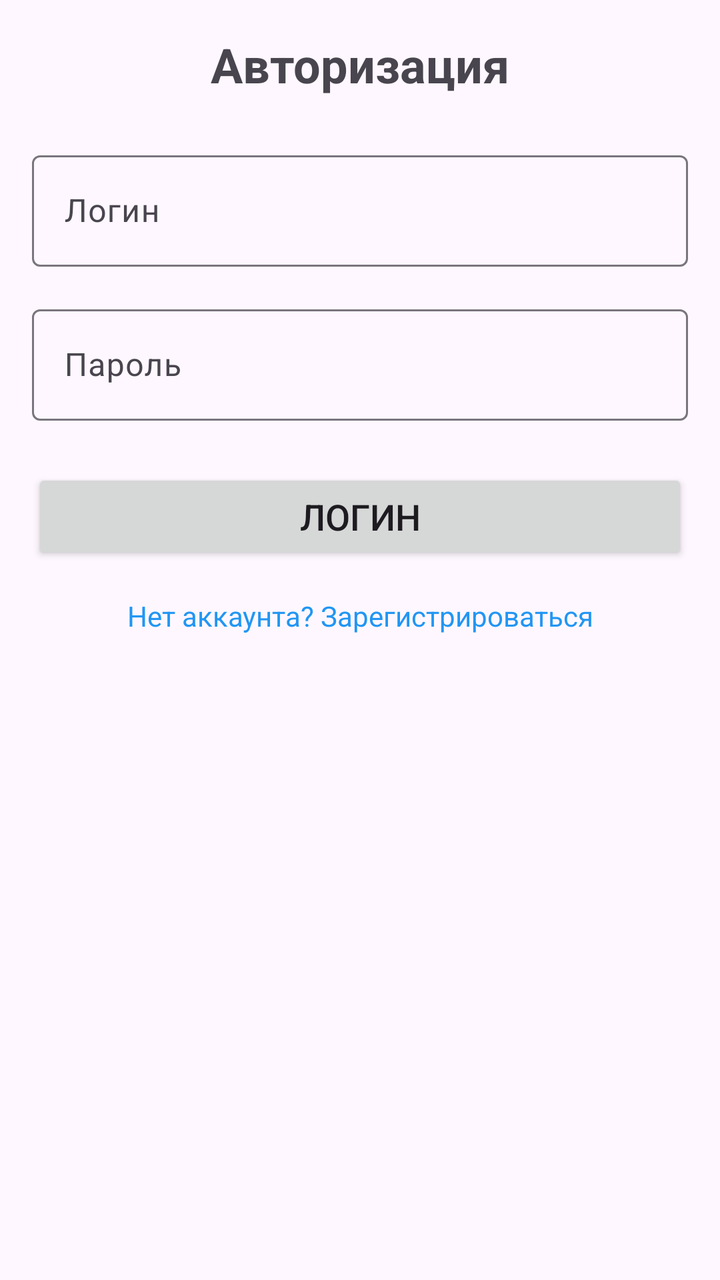
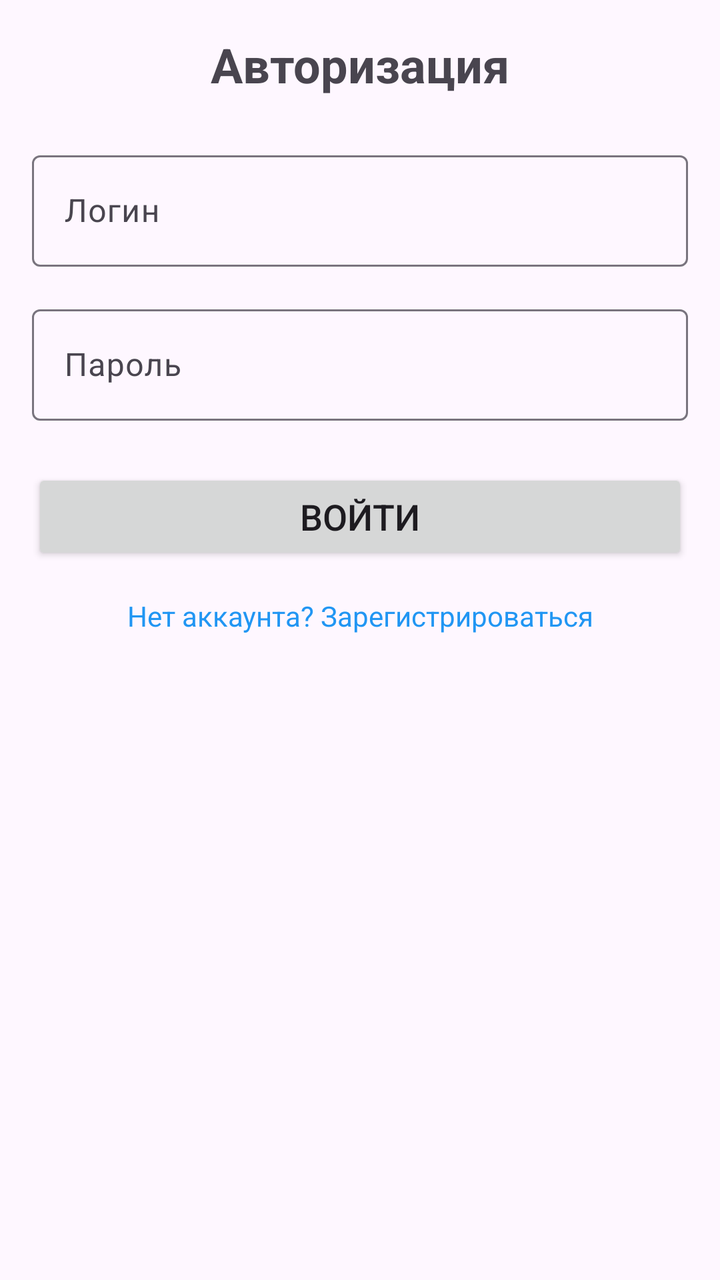

Two renders of the same Android screen: before a commit and after it. Below are the layout's source before the change and the commit's diff.
<!-- AndroidManifest.xml: application theme Theme.First_Aid -->
<!-- res/layout/activity_login.xml -->
<?xml version="1.0" encoding="utf-8"?>
<ScrollView xmlns:android="http://schemas.android.com/apk/res/android"
    android:layout_width="match_parent"
    android:layout_height="match_parent"
    android:padding="16dp">

    <LinearLayout
        android:layout_width="match_parent"
        android:layout_height="wrap_content"
        android:orientation="vertical">

        <TextView
            android:layout_width="match_parent"
            android:layout_height="wrap_content"
            android:text="@string/authorization"
            android:textSize="24sp"
            android:textStyle="bold"
            android:gravity="center"
            android:layout_marginBottom="24dp" />

        <com.google.android.material.textfield.TextInputLayout
            android:layout_width="match_parent"
            android:layout_height="wrap_content"
            android:layout_marginBottom="16dp">

            <com.google.android.material.textfield.TextInputEditText
                android:id="@+id/etLogin"
                android:layout_width="match_parent"
                android:layout_height="wrap_content"
                android:hint="@string/login"
                android:inputType="text" />

        </com.google.android.material.textfield.TextInputLayout>

        <com.google.android.material.textfield.TextInputLayout
            android:layout_width="match_parent"
            android:layout_height="wrap_content"
            android:layout_marginBottom="24dp">

            <com.google.android.material.textfield.TextInputEditText
                android:id="@+id/etPassword"
                android:layout_width="match_parent"
                android:layout_height="wrap_content"
                android:hint="@string/password"
                android:inputType="textPassword" />

        </com.google.android.material.textfield.TextInputLayout>

        <Button
            android:id="@+id/btnLogin"
            android:layout_width="match_parent"
            android:layout_height="wrap_content"
            android:text="@string/login"
            android:textSize="18sp"
            android:layout_marginBottom="16dp" />

        <TextView
            android:id="@+id/tvRegisterLink"
            android:layout_width="match_parent"
            android:layout_height="wrap_content"
            android:text="@string/dont_have_account_register"
            android:gravity="center"
            android:textColor="@color/blue"
            android:clickable="true" />

    </LinearLayout>
</ScrollView>
<!-- resources referenced by this layout -->
<resources>
  <color name="blue">#2196F3</color>
  <string name="authorization">Авторизация</string>
  <string name="dont_have_account_register">Нет аккаунта? Зарегистрироваться</string>
  <string name="login">Логин</string>
  <string name="password">Пароль</string>
  <style name="Theme.First_Aid" parent="Base.Theme.First_Aid" />
  <style name="Base.Theme.First_Aid" parent="Theme.Material3.DayNight.NoActionBar">
          
          
      </style>
</resources>

<!-- the commit's change to res/layout/activity_login.xml (unified diff, before → after) -->
@@ -50,7 +50,7 @@
             android:id="@+id/btnLogin"
             android:layout_width="match_parent"
             android:layout_height="wrap_content"
-            android:text="@string/login"
+            android:text="@string/login_button"
             android:textSize="18sp"
             android:layout_marginBottom="16dp" />
 
@@ -58,6 +58,7 @@
             android:id="@+id/tvRegisterLink"
             android:layout_width="match_parent"
             android:layout_height="wrap_content"
+            android:focusable="true"
             android:text="@string/dont_have_account_register"
             android:gravity="center"
             android:textColor="@color/blue"
<!-- resource entries referenced after the edit -->
@@ -4,6 +4,7 @@
   <string name="authorization">Авторизация</string>
   <string name="dont_have_account_register">Нет аккаунта? Зарегистрироваться</string>
   <string name="login">Логин</string>
+  <string name="login_button">Войти</string>
   <string name="password">Пароль</string>
   <style name="Theme.First_Aid" parent="Base.Theme.First_Aid" />
   <style name="Base.Theme.First_Aid" parent="Theme.Material3.DayNight.NoActionBar">
